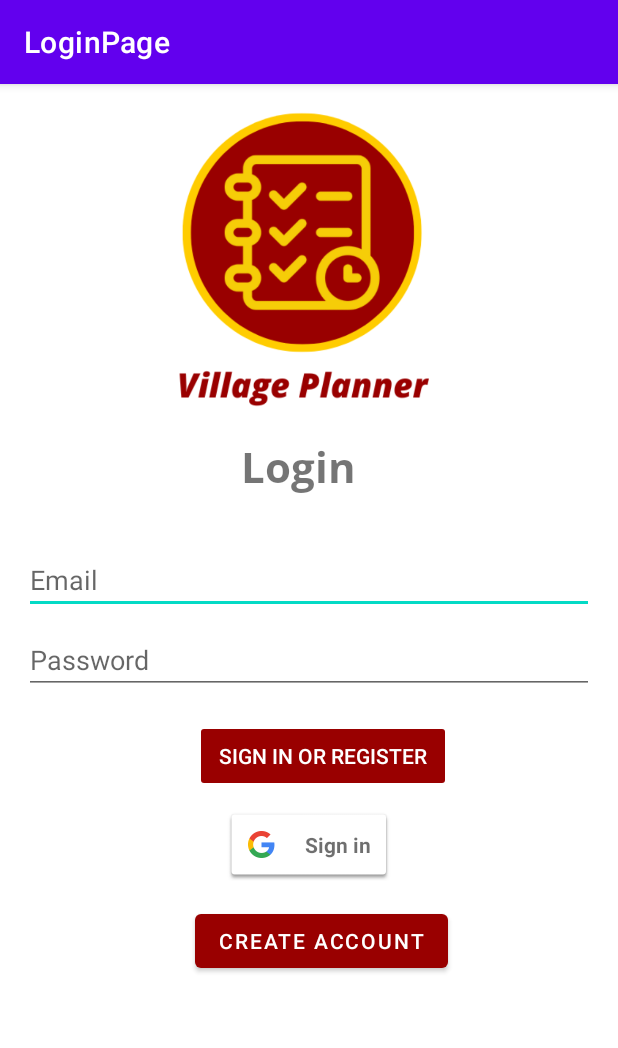
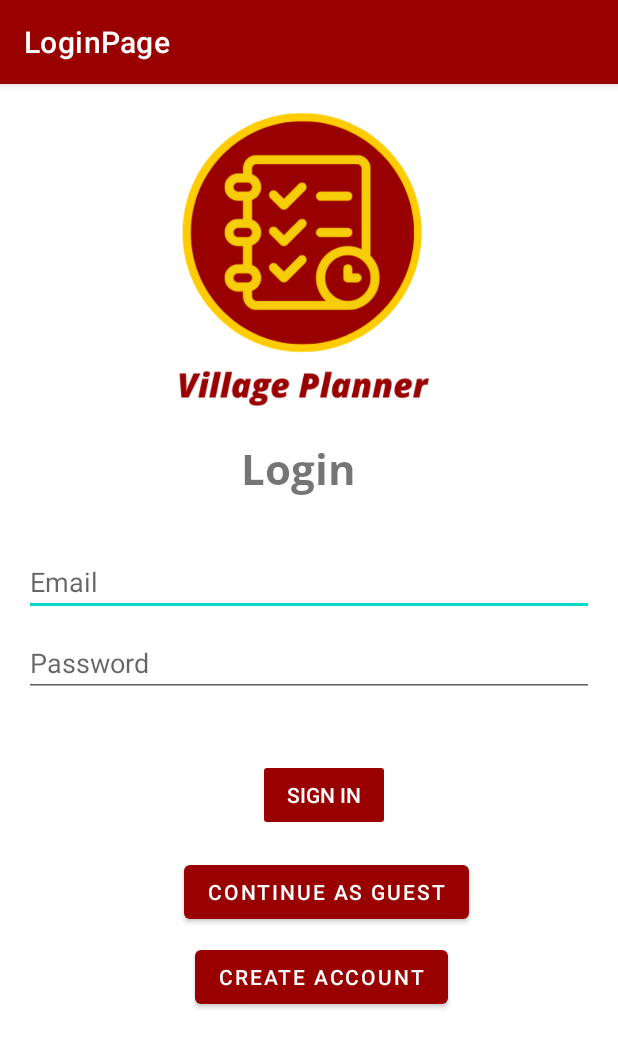
Before and after one commit to mehulkri/VillagePlanner, an Android app: the screen it shows after launch (LoginActivity), on a phone screen of 412 x 824 dp. Shown: the top 1048 px of the screen. Run offline under Robolectric (Android 15) with nearby library versions, the phone set to English and light mode, and no system bars; our stand-ins replace Firebase (no records; nobody signed in at launch, a user with empty details on screens opened directly).

Commit message:
Tried to fix login and colors

```diff
--- /dev/null
+++ b/app/src/main/java/com/example/villageplanner/createAccount/JsonObject.java
@@ -0,0 +1,4 @@
+package com.example.villageplanner.createAccount;
+
+public class JsonObject {
+}
--- a/app/src/main/java/com/example/villageplanner/ui/login/LoginViewModel.java
+++ b/app/src/main/java/com/example/villageplanner/ui/login/LoginViewModel.java
@@ -16,6 +16,7 @@ public class LoginViewModel extends ViewModel {
     private MutableLiveData<LoginFormState> loginFormState = new MutableLiveData<>();
     private MutableLiveData<LoginResult> loginResult = new MutableLiveData<>();
     private LoginRepository loginRepository;
+    private boolean loginSuccess = false;
 
     LoginViewModel(LoginRepository loginRepository) {
         this.loginRepository = loginRepository;
@@ -29,6 +30,10 @@ public class LoginViewModel extends ViewModel {
         return loginResult;
     }
 
+    boolean getLoginSuccess() {
+        return loginSuccess;
+    }
+
     public void login(String username, String password) {
         // can be launched in a separate asynchronous job
         Result<LoggedInUser> result = loginRepository.login(username, password);
@@ -36,6 +41,7 @@ public class LoginViewModel extends ViewModel {
         if (result instanceof Result.Success) {
             LoggedInUser data = ((Result.Success<LoggedInUser>) result).getData();
             loginResult.setValue(new LoginResult(new LoggedInUserView(data.getDisplayName())));
+            loginSuccess = true;
         } else {
             loginResult.setValue(new LoginResult(R.string.login_failed));
         }
--- a/app/src/main/res/layout/activity_login_page.xml
+++ b/app/src/main/res/layout/activity_login_page.xml
@@ -19,6 +19,7 @@
         android:hint="@string/prompt_email"
         android:inputType="textEmailAddress"
         android:selectAllOnFocus="true"
+        app:layout_constraintBottom_toTopOf="@+id/password"
         app:layout_constraintEnd_toEndOf="parent"
         app:layout_constraintStart_toStartOf="parent"
         app:layout_constraintTop_toTopOf="parent" />
@@ -28,11 +29,13 @@
         android:layout_width="0dp"
         android:layout_height="wrap_content"
         android:layout_marginTop="8dp"
+        android:layout_marginBottom="20dp"
         android:hint="@string/prompt_password"
         android:imeActionLabel="@string/action_sign_in_short"
         android:imeOptions="actionDone"
         android:inputType="textPassword"
         android:selectAllOnFocus="true"
+        app:layout_constraintBottom_toTopOf="@+id/login"
         app:layout_constraintEnd_toEndOf="parent"
         app:layout_constraintStart_toStartOf="parent"
         app:layout_constraintTop_toBottomOf="@+id/username" />
@@ -43,31 +46,17 @@
         android:layout_width="wrap_content"
         android:layout_height="wrap_content"
         android:layout_gravity="start"
-        android:layout_marginTop="16dp"
-        android:layout_marginBottom="64dp"
+        android:layout_marginTop="20dp"
+        android:layout_marginBottom="10dp"
         android:enabled="false"
-        android:text="@string/action_sign_in"
+        android:text="SIGN IN"
         android:textColor="#FFFFFF"
         app:backgroundTint="#990000"
-        app:layout_constraintBottom_toBottomOf="parent"
+        app:layout_constraintBottom_toTopOf="@+id/failButton"
         app:layout_constraintEnd_toEndOf="parent"
-        app:layout_constraintHorizontal_bias="0.543"
+        app:layout_constraintHorizontal_bias="0.535"
         app:layout_constraintStart_toStartOf="parent"
-        app:layout_constraintTop_toBottomOf="@+id/password"
-        app:layout_constraintVertical_bias="0.005" />
-
-    <com.google.android.gms.common.SignInButton
-        android:id="@+id/googleLogin"
-        android:layout_width="wrap_content"
-        android:layout_height="wrap_content"
-        android:layout_gravity="start"
-        android:enabled="false"
-        android:text="@string/action_sign_in"
-        app:layout_constraintBottom_toBottomOf="parent"
-        app:layout_constraintEnd_toEndOf="parent"
-        app:layout_constraintStart_toStartOf="parent"
-        app:layout_constraintTop_toBottomOf="@+id/login"
-        app:layout_constraintVertical_bias="0.045" />
+        app:layout_constraintTop_toBottomOf="@+id/password" />
 
     <ProgressBar
         android:id="@+id/loading"
@@ -112,14 +101,27 @@
         android:id="@+id/createAccount"
         android:layout_width="wrap_content"
         android:layout_height="wrap_content"
-        android:layout_marginTop="12dp"
+        android:layout_marginTop="7dp"
+        android:layout_marginBottom="132dp"
         android:text="Create Account"
         app:backgroundTint="#990000"
         app:layout_constraintBottom_toBottomOf="parent"
         app:layout_constraintEnd_toEndOf="parent"
         app:layout_constraintHorizontal_bias="0.539"
         app:layout_constraintStart_toStartOf="parent"
-        app:layout_constraintTop_toBottomOf="@+id/googleLogin"
-        app:layout_constraintVertical_bias="0.023" />
+        app:layout_constraintTop_toBottomOf="@+id/failButton" />
+
+    <Button
+        android:id="@+id/failButton"
+        android:layout_width="wrap_content"
+        android:layout_height="wrap_content"
+        android:layout_marginTop="6dp"
+        android:text="Continue as Guest"
+        app:backgroundTint="@color/usc_red"
+        app:layout_constraintBottom_toTopOf="@+id/createAccount"
+        app:layout_constraintEnd_toEndOf="parent"
+        app:layout_constraintHorizontal_bias="0.561"
+        app:layout_constraintStart_toStartOf="parent"
+        app:layout_constraintTop_toBottomOf="@+id/login" />
 
 </androidx.constraintlayout.widget.ConstraintLayout>
--- a/app/src/main/res/values/themes.xml
+++ b/app/src/main/res/values/themes.xml
@@ -2,7 +2,7 @@
     <!-- Base application theme. -->
     <style name="Theme.VillagePlanner" parent="Theme.MaterialComponents.DayNight.DarkActionBar">
         <!-- Primary brand color. -->
-        <item name="colorPrimary">@color/purple_500</item>
+        <item name="colorPrimary">@color/usc_red</item>
         <item name="colorPrimaryVariant">@color/purple_700</item>
         <item name="colorOnPrimary">@color/white</item>
         <!-- Secondary brand color. -->
--- a/build.gradle
+++ b/build.gradle
@@ -14,8 +14,8 @@ buildscript {
 
 }
 plugins {
-    id 'com.android.application' version '7.3.1' apply false
-    id 'com.android.library' version '7.3.1' apply false
+    id 'com.android.application' version '7.2.2' apply false
+    id 'com.android.library' version '7.2.2' apply false
     id 'com.google.android.libraries.mapsplatform.secrets-gradle-plugin' version '2.0.1' apply false
 }
 
```
Also changed, not shown: app/src/main/java/com/example/villageplanner/ReminderLogic/ReminderPage.java (+20 -11 lines), app/src/main/java/com/example/villageplanner/createAccount/CreateAccount.java (+38 -5 lines), app/src/main/java/com/example/villageplanner/data/LoginDataSource.java (+21 -7 lines), app/src/main/java/com/example/villageplanner/helperAPI/TimeHelper.java (+11 -0 lines), app/src/main/java/com/example/villageplanner/ui/login/LoginActivity.java (+18 -13 lines).
